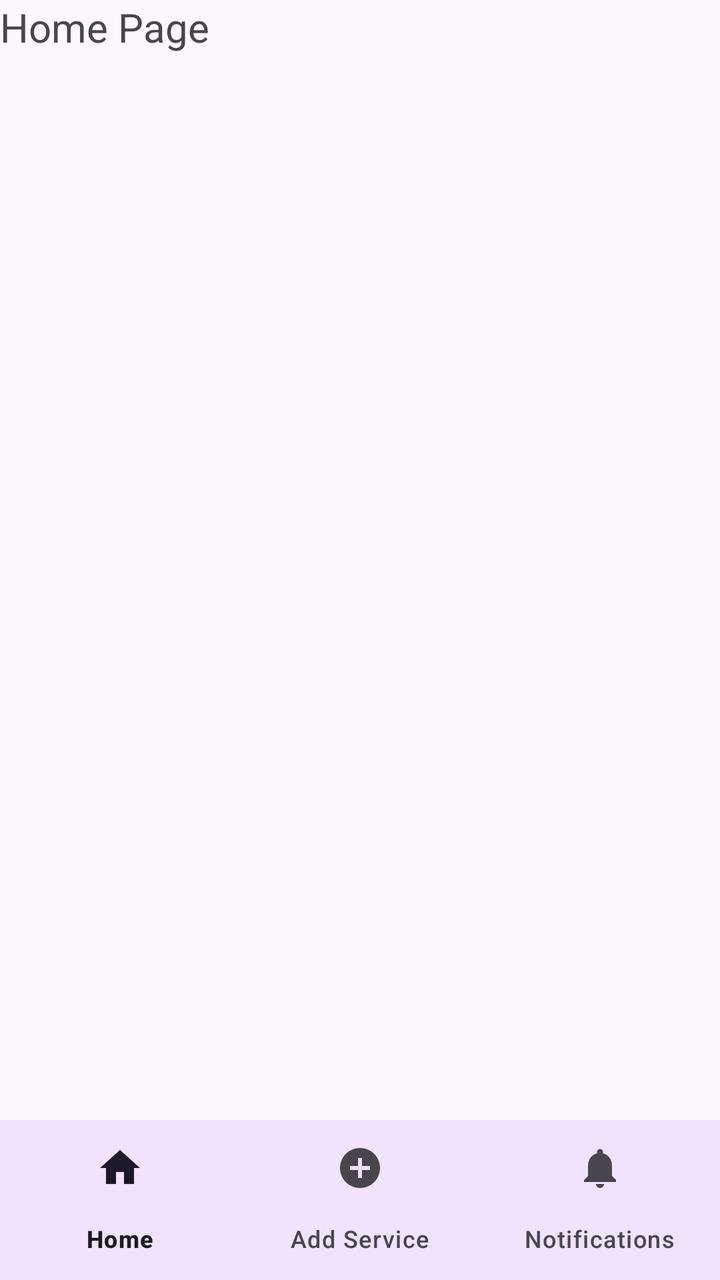
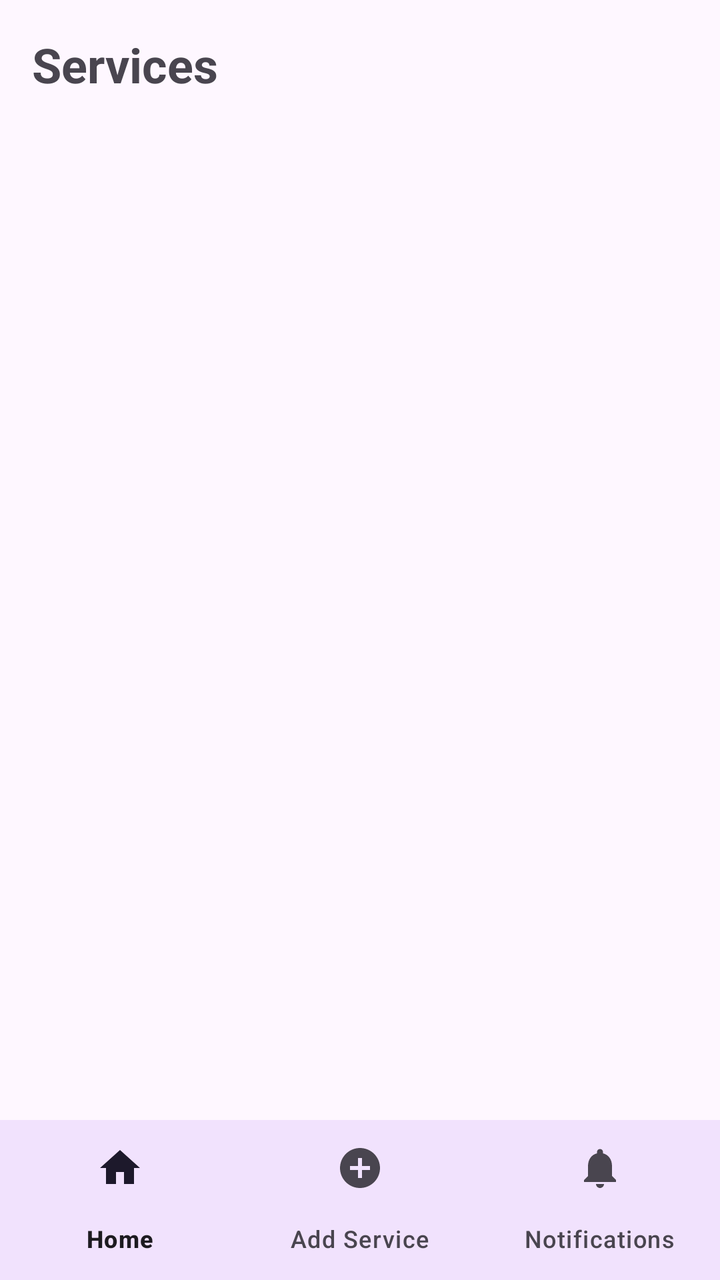

Two renders of the same Android screen: before a commit and after it. Below are the layout's source before the change and the commit's diff.
<!-- AndroidManifest.xml: application theme Theme.RealtimeDB -->
<!-- res/layout/content_main.xml -->
<?xml version="1.0" encoding="utf-8"?>
<androidx.constraintlayout.widget.ConstraintLayout xmlns:android="http://schemas.android.com/apk/res/android"
    xmlns:app="http://schemas.android.com/apk/res-auto"
    xmlns:tools="http://schemas.android.com/tools"
    android:layout_width="match_parent"
    android:layout_height="match_parent"
    app:layout_behavior="@string/appbar_scrolling_view_behavior"
    tools:context=".MainActivity"
    tools:showIn="@layout/app_bar_main">


    
    <androidx.coordinatorlayout.widget.CoordinatorLayout
        android:layout_width="match_parent"
        android:layout_height="match_parent">


        

        
        <FrameLayout
            android:id="@+id/fragment_container"
            android:layout_width="match_parent"
            android:layout_height="586dp"
            app:layout_behavior="@string/appbar_scrolling_view_behavior" >

            <TextView
                android:id="@+id/textView2"
                android:textSize="20dp"
                android:layout_width="wrap_content"
                android:layout_height="wrap_content"
                android:text="Home Page" />
        </FrameLayout>

        <com.google.android.material.bottomnavigation.BottomNavigationView
            android:id="@+id/bottom_navigation"
            android:layout_width="match_parent"
            android:layout_height="wrap_content"
            android:layout_gravity="bottom"
            android:background="?android:attr/windowBackground"
            app:menu="@menu/bottom_navigation_menu" />

    </androidx.coordinatorlayout.widget.CoordinatorLayout>



</androidx.constraintlayout.widget.ConstraintLayout>
<!-- res/layout/app_bar_main.xml (included above) -->
<?xml version="1.0" encoding="utf-8"?>
<androidx.coordinatorlayout.widget.CoordinatorLayout xmlns:android="http://schemas.android.com/apk/res/android"
    xmlns:app="http://schemas.android.com/apk/res-auto"
    xmlns:tools="http://schemas.android.com/tools"
    android:layout_width="match_parent"
    android:layout_height="match_parent"
    tools:context=".MainActivity">

    <com.google.android.material.appbar.AppBarLayout
        android:layout_width="match_parent"
        android:background="@color/lavender"
        android:layout_height="wrap_content">

        <androidx.appcompat.widget.Toolbar
            android:id="@+id/toolbar"
            android:layout_width="match_parent"
            android:layout_height="?attr/actionBarSize"
            android:theme="@style/ThemeOverlay.AppCompat.Dark.ActionBar"
            app:popupTheme="@style/ThemeOverlay.AppCompat.Light" />

    </com.google.android.material.appbar.AppBarLayout>

    <include layout="@layout/content_main" />

</androidx.coordinatorlayout.widget.CoordinatorLayout>
<!-- resources referenced by this layout -->
<resources>
  <color name="lavender">#6966CC</color>
  <style name="Theme.RealtimeDB" parent="Base.Theme.RealtimeDB" />
  <style name="Base.Theme.RealtimeDB" parent="Theme.Material3.DayNight.NoActionBar">
          
          <item name="colorPrimary">@color/colorPrimary</item>
          <item name="colorPrimaryVariant">@color/colorPrimaryDark</item>
          <item name="colorOnPrimary">@color/white</item>
          
          <item name="colorSecondary">@color/colorAccent</item>
          <item name="colorOnSecondary">@color/black</item>
          
          <item name="android:statusBarColor">?attr/colorPrimaryVariant</item>
      </style>
  <color name="colorPrimary">#6200EE</color>
  <color name="colorPrimaryDark">#3700B3</color>
  <color name="white">#FFFFFFFF</color>
  <color name="colorAccent">#03DAC5</color>
  <color name="black">#FF000000</color>
</resources>

<!-- the commit's change to res/layout/content_main.xml (unified diff, before → after) -->
@@ -8,28 +8,51 @@
     tools:context=".MainActivity"
     tools:showIn="@layout/app_bar_main">
 
-
     
     <androidx.coordinatorlayout.widget.CoordinatorLayout
         android:layout_width="match_parent"
         android:layout_height="match_parent">
-
-
-        
 
         
         <FrameLayout
             android:id="@+id/fragment_container"
             android:layout_width="match_parent"
             android:layout_height="586dp"
-            app:layout_behavior="@string/appbar_scrolling_view_behavior" >
+            app:layout_behavior="@string/appbar_scrolling_view_behavior">
 
-            <TextView
-                android:id="@+id/textView2"
-                android:textSize="20dp"
-                android:layout_width="wrap_content"
-                android:layout_height="wrap_content"
-                android:text="Home Page" />
+            <LinearLayout
+                android:layout_width="match_parent"
+                android:layout_height="match_parent"
+                android:orientation="vertical"
+                android:padding="16dp">
+
+                <TextView
+                    android:layout_width="wrap_content"
+                    android:layout_height="wrap_content"
+                    android:text="Services"
+                    android:textSize="24sp"
+                    android:textStyle="bold"
+                    android:layout_marginBottom="8dp"/>
+
+                
+                  <androidx.recyclerview.widget.RecyclerView
+                    android:id="@+id/services_recycler_view"
+                    android:layout_width="match_parent"
+                    android:layout_height="0dp"
+                    android:layout_weight="1"
+                    android:clipToPadding="false"
+                    android:paddingVertical="4dp" />
+
+                
+                <TextView
+                    android:id="@+id/textViewUserType"
+                    android:layout_width="wrap_content"
+                    android:layout_height="wrap_content"
+                    android:layout_marginTop="16dp"
+                    android:text="Account Type"
+                    android:visibility="gone" />
+
+            </LinearLayout>
         </FrameLayout>
 
         <com.google.android.material.bottomnavigation.BottomNavigationView
@@ -41,9 +64,6 @@
             app:menu="@menu/bottom_navigation_menu" />
 
     </androidx.coordinatorlayout.widget.CoordinatorLayout>
-
-
-
 </androidx.constraintlayout.widget.ConstraintLayout>
 <!-- res/layout/app_bar_main.xml (included above) -->
 <?xml version="1.0" encoding="utf-8"?>
